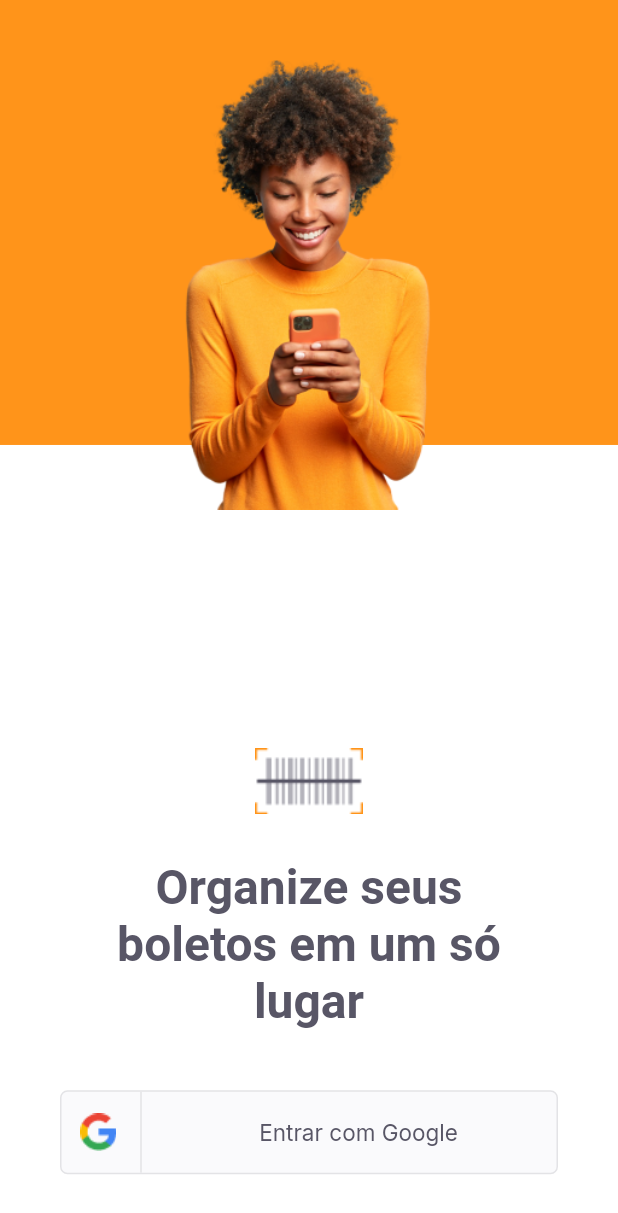
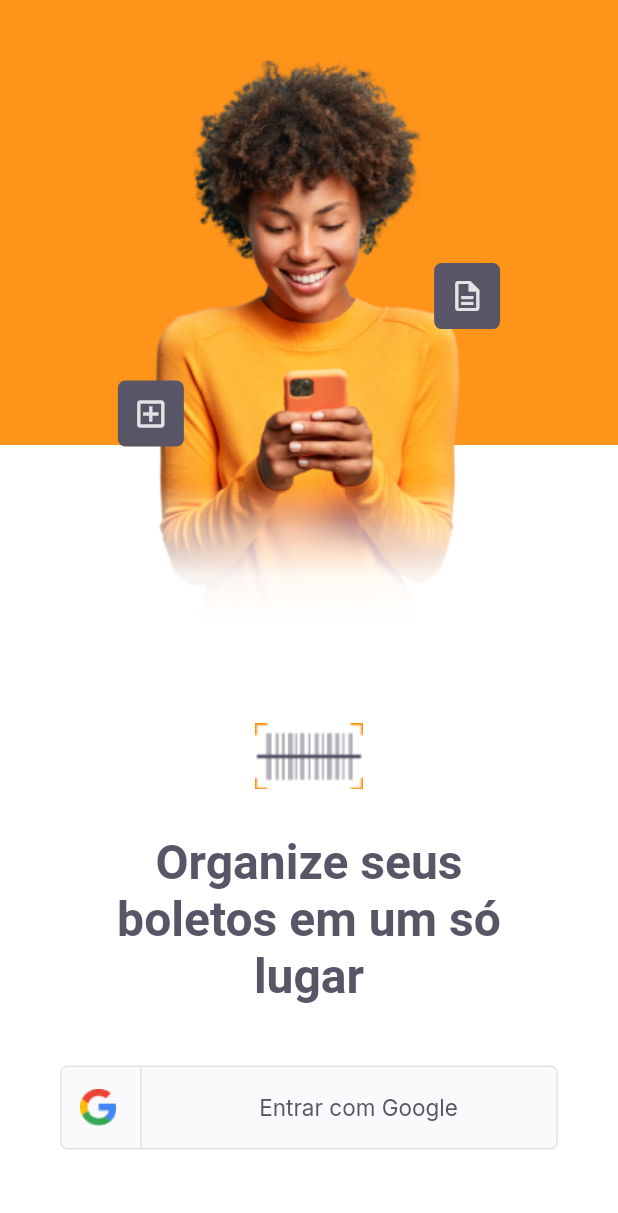
Before and after one commit to diegoventurasg/payflow, a Flutter app: the screen it shows after launch, on a phone screen of 412 x 824 dp. Shown: the top 1213 px of the screen. Run offline on Flutter 3.47's test engine with Material 2 defaults, Android fonts, the phone set to English and light mode, and no system bars; our stand-ins replace camera, firebase_core, flutter_masked_text2, font_awesome_flutter, google_fonts, google_sign_in and 3 more; missing offline and left inert: animated_card, google_ml_kit; accounts and stored records are empty.

Commit message:
Add image blur and icons

```diff
--- a/lib/modules/login/login_page.dart
+++ b/lib/modules/login/login_page.dart
@@ -30,17 +30,77 @@ class _LoginPageState extends State<LoginPage> {
               color: AppColors.primary,
             ),
             Positioned(
-              top: 40,
+              top: size.height * 0.0455,
               left: 0,
               right: 0,
               child: Image.asset(
                 AppImages.person,
-                width: 208,
-                height: 300,
+                width: size.width * 0.554,
+                height: size.height * 0.459,
               ),
             ),
             Positioned(
-              bottom: size.height * 0.05,
+              top: size.height * 0.39,
+              left: 0,
+              right: 0,
+              child: Container(
+                height: size.height * 0.1145,
+                decoration: BoxDecoration(
+                  gradient: LinearGradient(
+                    begin: FractionalOffset.topCenter,
+                    end: FractionalOffset.bottomCenter,
+                    colors: [
+                      Colors.white.withOpacity(0),
+                      Colors.white.withOpacity(0.6),
+                      Colors.white.withOpacity(0.943),
+                      Colors.white
+                    ],
+                  ),
+                ),
+              ),
+            ),
+            Positioned(
+                right: size.width * 0.215,
+                top: size.height * 0.225,
+                child: Container(
+                  decoration: BoxDecoration(
+                      borderRadius: BorderRadius.circular(5),
+                      boxShadow: [
+                        BoxShadow(
+                            color: AppColors.secondary,
+                            spreadRadius: 10,
+                            blurRadius: 0,
+                            offset: Offset(0, 0)),
+                      ]),
+                  child: Center(
+                    child: Icon(
+                      Icons.description_outlined,
+                      color: AppColors.stroke,
+                    ),
+                  ),
+                )),
+            Positioned(
+                left: size.width * 0.215,
+                top: size.height * 0.32,
+                child: Container(
+                  decoration: BoxDecoration(
+                      borderRadius: BorderRadius.circular(5),
+                      boxShadow: [
+                        BoxShadow(
+                            color: AppColors.secondary,
+                            spreadRadius: 10,
+                            blurRadius: 0,
+                            offset: Offset(0, 0)),
+                      ]),
+                  child: Center(
+                    child: Icon(
+                      Icons.add_box_outlined,
+                      color: AppColors.stroke,
+                    ),
+                  ),
+                )),
+            Positioned(
+              bottom: size.height * 0.07,
               left: 0,
               right: 0,
               child: Column(
```
